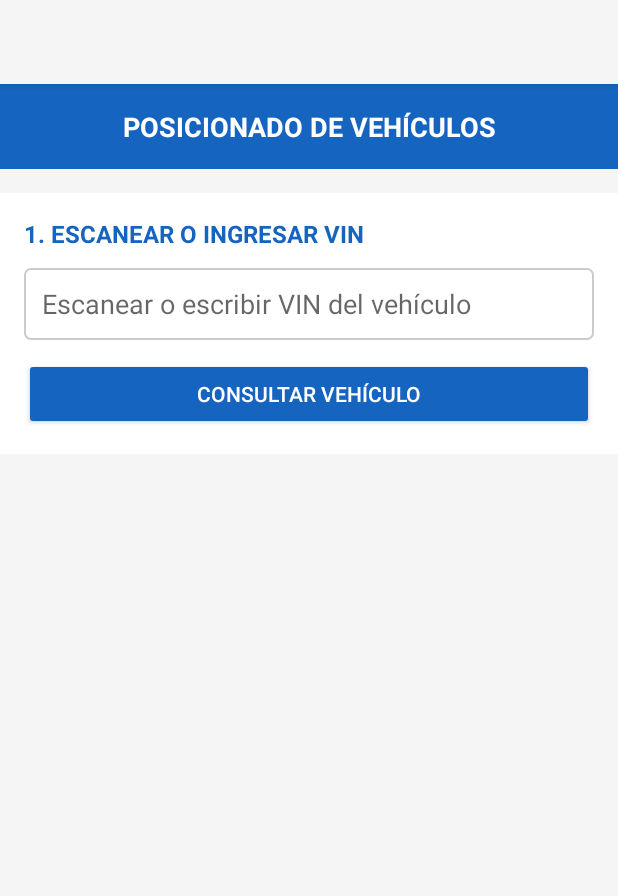
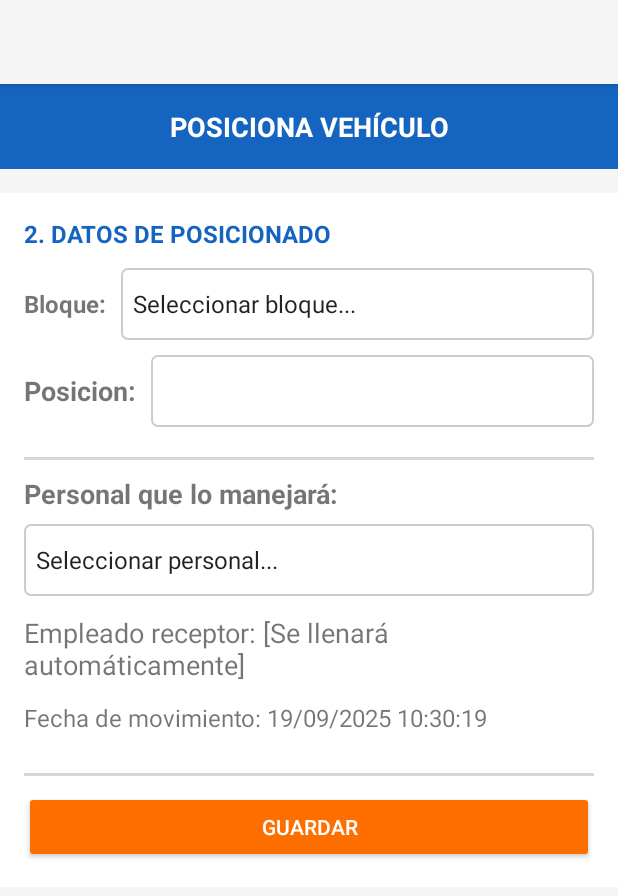
Before and after one commit to MiguelOlea2060/NegocioMX_Hyundai, an Android app: the PasoPosicionado_Activity screen opened directly, with no data from a screen before it, on a phone screen of 412 x 824 dp. Shown: the top 896 px of the screen. Run offline under Robolectric (Android 15) with nearby library versions, the phone set to English and light mode, and no system bars; our stand-ins replace Firebase (no records; nobody signed in at launch, a user with empty details on screens opened directly); 3 statements that could not run were skipped.

Commit message:
Se arreglaron los datos a suministrar para el Status -> Posicionado, los bloques y las posiciones disponibles.

```diff
--- a/app/src/main/java/com/example/negociomx_hyundai/BE/PasoLogVehiculoDet.kt
+++ b/app/src/main/java/com/example/negociomx_hyundai/BE/PasoLogVehiculoDet.kt
@@ -19,5 +19,6 @@ data class PasoLogVehiculoDet(
     var IdUsuarioMovimiento: Int? = null,
     var Observacion: String? = null,
     var EnviadoAInterface: Boolean? = null,
-    var FechaEnviado: String? = null
+    var FechaEnviado: String? = null,
+    var IdBloque:Short?=null
 )
--- a/app/src/main/java/com/example/negociomx_hyundai/menu_principal_activity.kt
+++ b/app/src/main/java/com/example/negociomx_hyundai/menu_principal_activity.kt
@@ -135,7 +135,7 @@ class menu_principal_activity : AppCompatActivity() {
         val vLinea2 = findViewById<View>(R.id.linea2)
         val vLinea3 = findViewById<View>(R.id.linea3)
 
-        getEmpresaNubeCfgNubeCfgNVNube()
+        //getEmpresaNubeCfgNubeCfgNVNube()
 
         var visibleBtns=!ParametrosSistema.usuarioLogueado.IdRol.equals("5")
         btnPOS.isVisible=visibleBtns
--- a/app/src/main/res/layout/activity_paso_posicionado.xml
+++ b/app/src/main/res/layout/activity_paso_posicionado.xml
@@ -26,50 +26,11 @@
             <TextView
                 android:layout_width="match_parent"
                 android:layout_height="wrap_content"
-                android:text="POSICIONADO DE VEHÍCULOS"
+                android:text="POSICIONA VEHÍCULO"
                 android:textColor="#FFFFFF"
                 android:textSize="18sp"
                 android:textStyle="bold"
                 android:gravity="center" />
-
-        </LinearLayout>
-
-        <!-- SECCIÓN ESCANEO VIN -->
-        <LinearLayout
-            android:layout_width="match_parent"
-            android:layout_height="wrap_content"
-            android:background="#FFFFFF"
-            android:orientation="vertical"
-            android:padding="16dp"
-            android:layout_marginBottom="16dp">
-
-            <TextView
-                android:layout_width="match_parent"
-                android:layout_height="wrap_content"
-                android:text="1. ESCANEAR O INGRESAR VIN"
-                android:textColor="#1565C0"
-                android:textSize="16sp"
-                android:textStyle="bold"
-                android:layout_marginBottom="12dp" />
-
-            <EditText
-                android:id="@+id/etVIN"
-                android:layout_width="match_parent"
-                android:layout_height="48dp"
-                android:hint="Escanear o escribir VIN del vehículo"
-                android:inputType="textCapCharacters"
-                android:maxLength="17"
-                android:background="@drawable/edittext_border"
-                android:padding="12dp"
-                android:layout_marginBottom="12dp" />
-
-            <Button
-                android:id="@+id/btnConsultarVehiculo"
-                android:layout_width="match_parent"
-                android:layout_height="48dp"
-                android:text="CONSULTAR VEHÍCULO"
-                android:backgroundTint="#1565C0"
-                android:textColor="#FFFFFF" />
 
         </LinearLayout>
 
@@ -87,12 +48,18 @@
             <TextView
                 android:layout_width="match_parent"
                 android:layout_height="wrap_content"
-                android:text="2. INFORMACIÓN DEL VEHÍCULO"
+                android:text="1. INFORMACIÓN DEL VEHÍCULO"
                 android:textColor="#1565C0"
                 android:textSize="16sp"
                 android:textStyle="bold"
                 android:layout_marginBottom="12dp" />
 
+            <TextView
+                android:id="@+id/tvVinVehiculo"
+                android:layout_width="match_parent"
+                android:layout_height="wrap_content"
+                android:textSize="14sp"
+                android:layout_marginBottom="4dp" />
             <TextView
                 android:id="@+id/tvBlVehiculo"
                 android:layout_width="match_parent"
@@ -112,14 +79,14 @@
                 android:id="@+id/tvColorExterior"
                 android:layout_width="match_parent"
                 android:layout_height="wrap_content"
-                android:textSize="14sp"
+                android:textSize="16sp"
                 android:layout_marginBottom="4dp" />
 
             <TextView
-                android:id="@+id/tvStatusActual"
+                android:id="@+id/tvColorInteriorVehiculo"
                 android:layout_width="match_parent"
                 android:layout_height="wrap_content"
-                android:textSize="14sp"
+                android:textSize="16sp"
                 android:textStyle="bold"
                 android:textColor="#FF6F00"
                 android:layout_marginBottom="4dp" />
@@ -140,62 +107,70 @@
             <TextView
                 android:layout_width="match_parent"
                 android:layout_height="wrap_content"
-                android:text="3. DATOS DE POSICIONADO"
+                android:text="2. DATOS DE POSICIONADO"
                 android:textColor="#1565C0"
                 android:textSize="16sp"
                 android:textStyle="bold"
                 android:layout_marginBottom="12dp" />
 
+            <LinearLayout
+                android:layout_marginBottom="10dp"
+                android:gravity="center_vertical"
+                android:orientation="horizontal"
+                android:layout_width="match_parent"
+                android:layout_height="wrap_content">
+
                 <TextView
-                android:layout_width="match_parent"
+                    android:layout_width="wrap_content"
                     android:layout_height="wrap_content"
                     android:text="Bloque:"
-                android:textSize="14sp"
-                android:textStyle="bold"
-                android:layout_marginBottom="8dp" />
+                    android:textSize="16sp"
+                    android:layout_marginRight="10dp"
+                    android:textStyle="bold" />
 
                 <Spinner
+                    android:layout_weight="1"
                     android:id="@+id/spinnerBloque"
+                    android:layout_width="wrap_content"
+                    android:layout_height="48dp"
+                    android:background="@drawable/edittext_border" />
+            </LinearLayout>
+
+            <LinearLayout
+                android:layout_marginBottom="10dp"
+                android:gravity="center_vertical"
+                android:orientation="horizontal"
                 android:layout_width="match_parent"
-                android:layout_height="48dp"
-                android:background="@drawable/edittext_border"
-                android:layout_marginBottom="12dp" />
+                android:layout_height="wrap_content">
 
                 <TextView
-                android:layout_width="match_parent"
+                    android:layout_width="wrap_content"
                     android:layout_height="wrap_content"
-                android:text="Posición:"
-                android:textSize="14sp"
-                android:textStyle="bold"
-                android:layout_marginBottom="8dp" />
+                    android:text="Posicion:"
+                    android:textSize="18sp"
+                    android:layout_marginRight="10dp"
+                    android:textStyle="bold"/>
 
                 <Spinner
+                    android:layout_weight="1"
                     android:id="@+id/spinnerPosicion"
+                    android:layout_width="wrap_content"
+                    android:layout_height="48dp"
+                    android:background="@drawable/edittext_border"/>
+            </LinearLayout>
+
+            <View
+                android:layout_marginTop="10dp"
+                android:background="@color/deep_blue"
                 android:layout_width="match_parent"
-                android:layout_height="48dp"
-                android:background="@drawable/edittext_border"
-                android:layout_marginBottom="12dp" />
+                android:layout_height="2dp"/>
 
             <TextView
-                android:layout_width="match_parent"
-                android:layout_height="wrap_content"
-                android:text="Tipo de movimiento:"
-                android:textSize="14sp"
-                android:textStyle="bold"
-                android:layout_marginBottom="8dp" />
-
-            <Spinner
-                android:id="@+id/spinnerTipoMovimiento"
-                android:layout_width="match_parent"
-                android:layout_height="48dp"
-                android:background="@drawable/edittext_border"
-                android:layout_marginBottom="12dp" />
-
-            <TextView
+                android:layout_marginTop="10dp"
                 android:layout_width="match_parent"
                 android:layout_height="wrap_content"
                 android:text="Personal que lo manejará:"
-                android:textSize="14sp"
+                android:textSize="18sp"
                 android:textStyle="bold"
                 android:layout_marginBottom="8dp" />
 
@@ -211,7 +186,7 @@
                 android:layout_width="match_parent"
                 android:layout_height="wrap_content"
                 android:text="Empleado receptor: [Se llenará automáticamente]"
-                android:textSize="14sp"
+                android:textSize="18sp"
                 android:layout_marginBottom="12dp" />
 
             <TextView
@@ -219,14 +194,20 @@
                 android:layout_width="match_parent"
                 android:layout_height="wrap_content"
                 android:text="Fecha de movimiento: [Se llenará automáticamente]"
-                android:textSize="14sp"
+                android:textSize="16sp"
                 android:layout_marginBottom="16dp" />
+            <View
+                android:layout_marginTop="10dp"
+                android:background="@color/deep_blue"
+                android:layout_width="match_parent"
+                android:layout_height="2dp"/>
 
             <Button
+                android:layout_marginTop="10dp"
                 android:id="@+id/btnGuardarPosicionado"
                 android:layout_width="match_parent"
                 android:layout_height="48dp"
-                android:text="GUARDAR POSICIONADO"
+                android:text="GUARDAR"
                 android:backgroundTint="#FF6F00"
                 android:textColor="#FFFFFF" />
 
```
Also changed, not shown: app/src/main/java/com/example/negociomx_hyundai/BE/Bloque.kt (added, +9 -0 lines), app/src/main/java/com/example/negociomx_hyundai/BE/BloqueColumnaFilaUso.kt (added, +11 -0 lines), app/src/main/java/com/example/negociomx_hyundai/BE/PosicionBloque.kt (added, +8 -0 lines), app/src/main/java/com/example/negociomx_hyundai/DAL/DALPasoLogVehiculo.kt (+65 -40 lines), app/src/main/java/com/example/negociomx_hyundai/Paso1Entrada_Activity.kt (+19 -2 lines), app/src/main/java/com/example/negociomx_hyundai/PasoPosicionado_Activity.kt (+59 -157 lines). Lines whose indentation alone changed are shown as unchanged.
